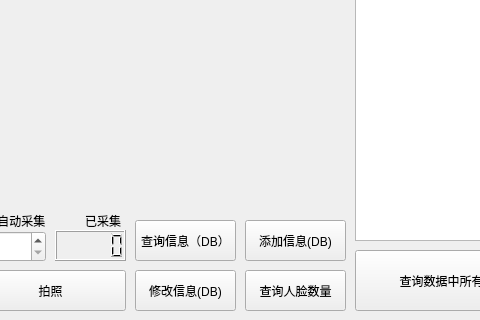
datamonday/Face-Recognition-Class-Attendance-System, file ui/infoUI.ui: the form before one commit; both pictures show x 175 to 655 and y 240 to 560 of the 760 by 560 pixel window.
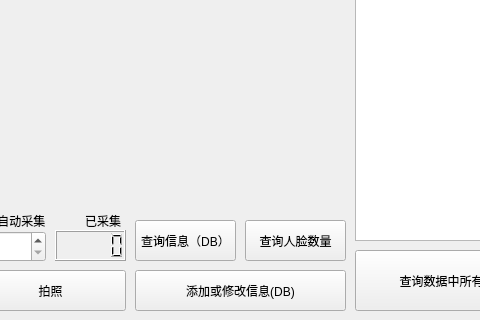
The form after the commit.

```diff
--- a/ui/infoUI.ui
+++ b/ui/infoUI.ui
@@ -69,12 +69,12 @@
     <rect>
      <x>310</x>
      <y>510</y>
-     <width>101</width>
+     <width>211</width>
      <height>41</height>
     </rect>
    </property>
    <property name="text">
-    <string>修改信息(DB)</string>
+    <string>添加或修改信息(DB)</string>
    </property>
   </widget>
   <widget class="QPushButton" name="bt_start_collect">
@@ -290,7 +290,7 @@
    <property name="geometry">
     <rect>
      <x>420</x>
-     <y>510</y>
+     <y>460</y>
      <width>101</width>
      <height>41</height>
     </rect>
@@ -299,19 +299,6 @@
     <string>查询人脸数量</string>
    </property>
   </widget>
-  <widget class="QPushButton" name="bt_add_info">
-   <property name="geometry">
-    <rect>
-     <x>420</x>
-     <y>460</y>
-     <width>101</width>
-     <height>41</height>
-    </rect>
-   </property>
-   <property name="text">
-    <string>添加信息(DB)</string>
-   </property>
-  </widget>
   <widget class="QPushButton" name="bt_check_dirs_faces">
    <property name="geometry">
     <rect>
```
Left out of the diff: 2 changed lines with no effect on the pictures.
